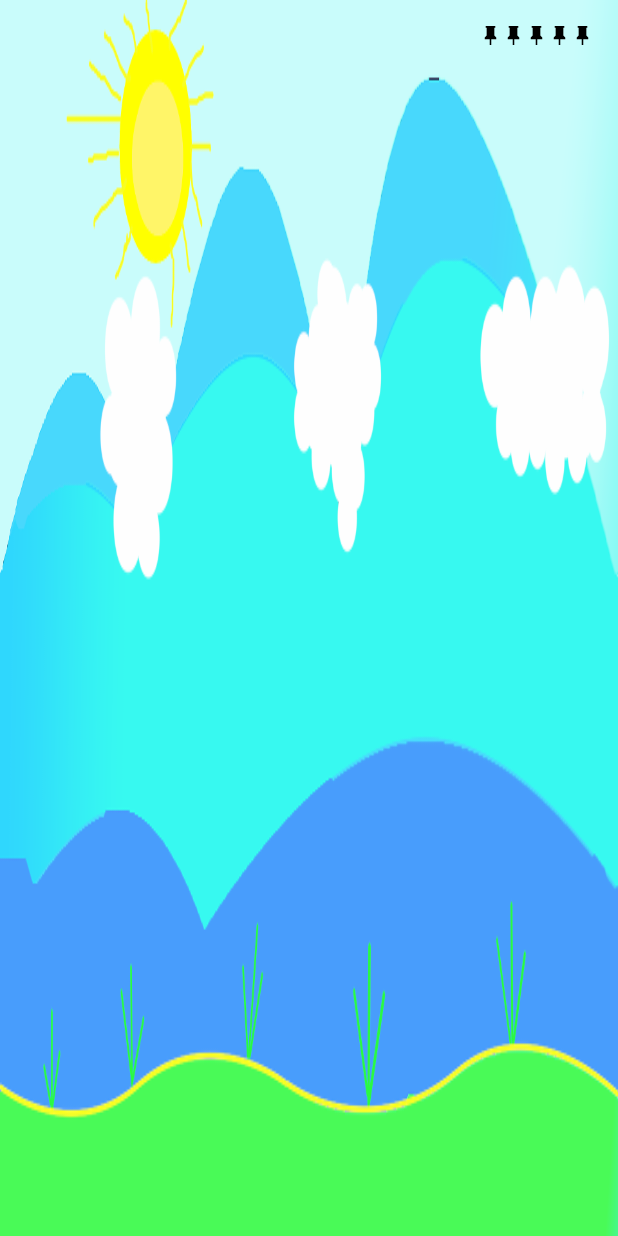
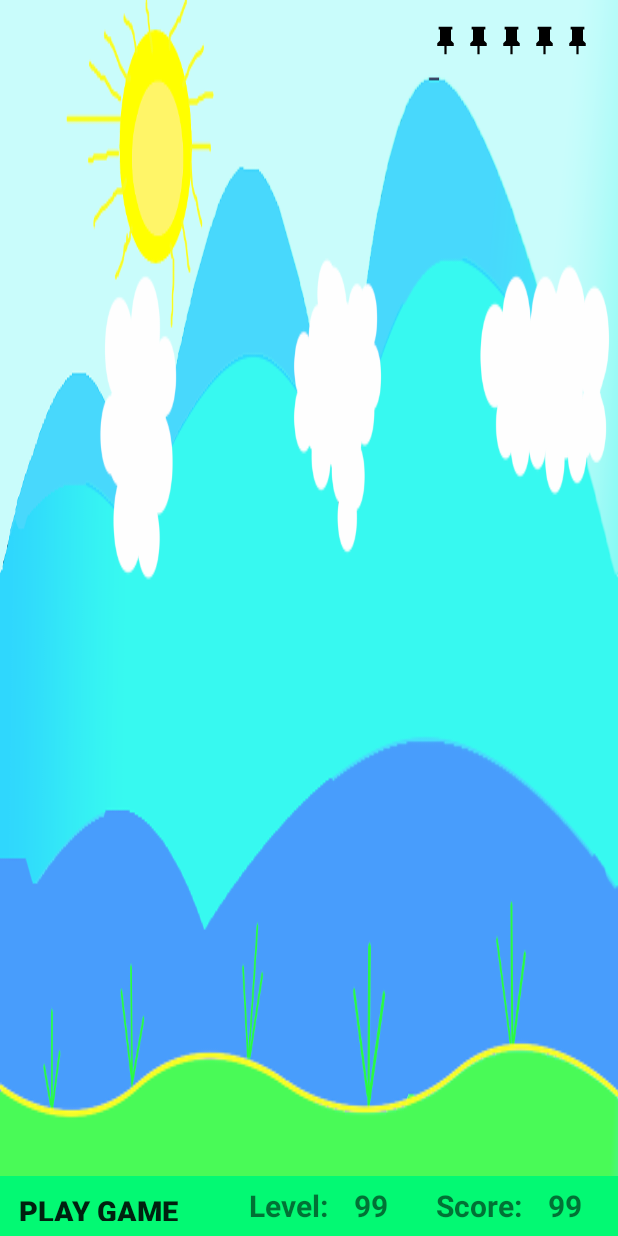
Before and after one commit to hasanusegit/Balloon-Blast, an Android app: the MainActivity screen opened directly, with no data from a screen before it, on a phone screen of 412 x 824 dp. Run offline under Robolectric (Android 15) with nearby library versions, the phone set to English and light mode, and no system bars.

Commit message:
game logic updated.

```diff
--- a/app/src/main/AndroidManifest.xml
+++ b/app/src/main/AndroidManifest.xml
@@ -10,7 +10,7 @@
         android:supportsRtl="true"
         android:theme="@style/AppTheme">
         <activity android:name=".EndActivity"></activity>
-        <activity android:name=".MainActivity" />
+        <activity android:name=".MainActivity"/>
         <activity android:name=".WelcomeActivity">
             <intent-filter>
                 <action android:name="android.intent.action.MAIN" />
--- a/app/src/main/java/com/sehab/pranta/balloonblast/MainActivity.java
+++ b/app/src/main/java/com/sehab/pranta/balloonblast/MainActivity.java
@@ -1,18 +1,73 @@
 package com.sehab.pranta.balloonblast;
 
+import android.graphics.Color;
 import android.support.v7.app.AppCompatActivity;
 import android.os.Bundle;
+import android.view.MotionEvent;
 import android.view.View;
 import android.view.ViewGroup;
+import android.view.ViewTreeObserver;
+
+import com.sehab.pranta.balloonblast.utils.Balloon;
 
 public class MainActivity extends AppCompatActivity {
-
+  private ViewGroup mContentView;
+  private int[] mBalloonColors = new int[3];
+  private int mNextColor,mScreenWidth,mScreenHeight;
     @Override
     protected void onCreate(Bundle savedInstanceState) {
         super.onCreate(savedInstanceState);
         setContentView(R.layout.activity_main);
+        mBalloonColors[0]= Color.argb(255,255,0,0);
+        mBalloonColors[1]= Color.argb(255,0,255,0);
+        mBalloonColors[2]= Color.argb(255,255,0,255);
         getWindow().setBackgroundDrawableResource(R.drawable.back);
+        mContentView = findViewById(R.id.activity_main);
+        FullScreen();
+        ViewTreeObserver viewTreeObserver =  mContentView.getViewTreeObserver();
+        if (viewTreeObserver.isAlive()){
+            viewTreeObserver.addOnGlobalLayoutListener(new ViewTreeObserver.OnGlobalLayoutListener() {
+                @Override
+                public void onGlobalLayout() {
+                  mContentView.getViewTreeObserver().removeOnGlobalLayoutListener(this);
+                  mScreenWidth = mContentView.getWidth();
+                  mScreenHeight = mContentView.getHeight();
+                }
+            });
+        }
+
+        mContentView.setOnClickListener(new View.OnClickListener() {
+            @Override
+            public void onClick(View v) {
+                 FullScreen();
+            }
+        });
+
+        mContentView.setOnTouchListener(new View.OnTouchListener() {
+            @Override
+            public boolean onTouch(View v, MotionEvent event) {
+                if (event.getAction() == MotionEvent.ACTION_UP) {
+                    Balloon b = new Balloon(MainActivity.this, mBalloonColors[mNextColor], 100);
+                    b.setX(event.getX());
+                    b.setY(mScreenHeight);
+                    mContentView.addView(b);
+                    b.releaseBalloon(mScreenHeight, 3000);
+                    if (mNextColor + 1 == mBalloonColors.length) {
+                        mNextColor = 0;
+                    } else {
+                        mNextColor++;
+                    }
+
+                }
+
+                return false;
+            }
+
+        });
+
+
     } //oncreate ends
+
     private void  FullScreen(){
         ViewGroup rootLayout = (ViewGroup) findViewById(R.id.activity_main);
         rootLayout.setSystemUiVisibility(View.SYSTEM_UI_FLAG_LOW_PROFILE
--- a/app/src/main/res/layout/activity_end.xml
+++ b/app/src/main/res/layout/activity_end.xml
@@ -5,6 +5,7 @@
     android:layout_width="match_parent"
     android:layout_height="match_parent"
     android:background="#03DFF9"
+    android:id="@+id/activity_end"
     tools:context=".EndActivity">
 
     <TextView
--- a/app/src/main/res/layout/activity_main.xml
+++ b/app/src/main/res/layout/activity_main.xml
@@ -6,6 +6,74 @@
     android:layout_height="match_parent"
     android:id="@+id/activity_main"
     tools:context=".MainActivity">
+
+    <!-- Buttons and status displays -->
+    <RelativeLayout
+        android:layout_width="match_parent"
+        android:layout_height="40dp"
+        android:layout_alignParentBottom="true"
+        android:background="#03F973">
+
+        <Button
+            android:id="@+id/go_button"
+            style="?android:borderlessButtonStyle"
+            android:layout_width="wrap_content"
+            android:layout_height="wrap_content"
+            android:layout_alignParentStart="true"
+            android:layout_centerVertical="true"
+            android:textStyle="bold"
+            android:textSize="19dp"
+            android:text="@string/play_game" />
+
+        <LinearLayout
+            android:id="@+id/status_display"
+            android:layout_width="wrap_content"
+            android:layout_height="wrap_content"
+            android:layout_alignParentEnd="true"
+            android:layout_centerVertical="true"
+            android:layout_marginEnd="8dp"
+            android:orientation="horizontal"
+            tools:ignore="RelativeOverlap">
+
+            <TextView
+                android:layout_width="wrap_content"
+                android:layout_height="wrap_content"
+                android:text="@string/level_label"
+                android:textSize="20dp"
+                android:textStyle="bold"
+                tools:ignore="RelativeOverlap" />
+
+            <TextView
+                android:id="@+id/level_display"
+                android:layout_width="40dp"
+                android:layout_height="wrap_content"
+                android:layout_marginEnd="32dp"
+                android:gravity="end"
+                android:text="@string/max_number"
+                android:textSize="20dp"
+                android:textStyle="bold" />
+
+            <TextView
+                android:id="@+id/score_label"
+                android:layout_width="wrap_content"
+                android:layout_height="wrap_content"
+                android:text="@string/score_label"
+                android:textSize="20dp"
+                android:textStyle="bold"
+                tools:ignore="RelativeOverlap" />
+
+            <TextView
+                android:id="@+id/score_display"
+                android:layout_width="40dp"
+                android:layout_height="wrap_content"
+                android:layout_marginEnd="16dp"
+                android:gravity="end"
+                android:text="@string/max_number"
+                android:textSize="20dp"
+                android:textStyle="bold" />
+        </LinearLayout>
+
+    </RelativeLayout>
 
     <!-- Container for pin icons, top right -->
     <LinearLayout
@@ -19,40 +87,40 @@
 
         <ImageView
             android:id="@+id/pushpin1"
-            android:layout_width="15dp"
-            android:layout_height="15dp"
+            android:layout_width="22dp"
+            android:layout_height="22dp"
             android:contentDescription="@string/popping_pin"
             android:src="@drawable/pin"
             android:tint="@color/pinColor" />
 
         <ImageView
             android:id="@+id/pushpin2"
-            android:layout_width="15dp"
-            android:layout_height="15dp"
+            android:layout_width="22dp"
+            android:layout_height="22dp"
             android:contentDescription="@string/popping_pin"
             android:src="@drawable/pin"
             android:tint="@color/pinColor" />
 
         <ImageView
             android:id="@+id/pushpin3"
-            android:layout_width="15dp"
-            android:layout_height="15dp"
+            android:layout_width="22dp"
+            android:layout_height="22dp"
             android:contentDescription="@string/popping_pin"
             android:src="@drawable/pin"
             android:tint="@color/pinColor" />
 
         <ImageView
             android:id="@+id/pushpin4"
-            android:layout_width="15dp"
-            android:layout_height="15dp"
+            android:layout_width="22dp"
+            android:layout_height="22dp"
             android:contentDescription="@string/popping_pin"
             android:src="@drawable/pin"
             android:tint="@color/pinColor" />
 
         <ImageView
             android:id="@+id/pushpin5"
-            android:layout_width="15dp"
-            android:layout_height="15dp"
+            android:layout_width="22dp"
+            android:layout_height="22dp"
             android:contentDescription="@string/popping_pin"
             android:src="@drawable/pin"
             android:tint="@color/pinColor" />
--- a/app/src/main/res/values/strings.xml
+++ b/app/src/main/res/values/strings.xml
@@ -4,4 +4,5 @@
     <string name="score_label">Score:</string>
     <string name="max_number">99</string>
     <string name="popping_pin">Popping Pin</string>
+    <string name="play_game">Play game</string>
 </resources>
```
Also changed, not shown: app/src/main/java/com/sehab/pranta/balloonblast/EndActivity.java (+15 -0 lines), app/src/main/java/com/sehab/pranta/balloonblast/utils/Balloon.java (added, +69 -0 lines), app/src/main/java/com/sehab/pranta/balloonblast/utils/PixelHelper.java (added, +14 -0 lines).
